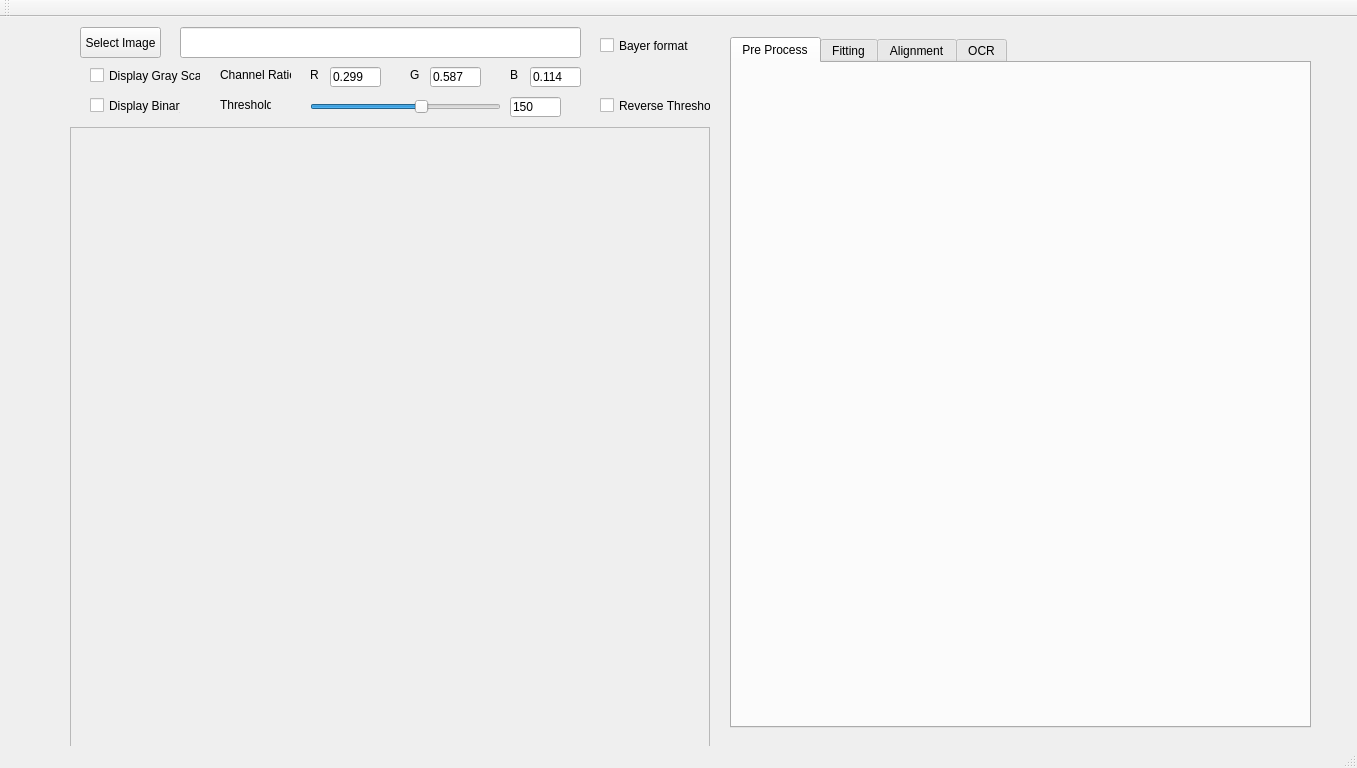
hceng123/VisionLibrary, file VisionWidget/visionwidget.ui: the form before one commit.
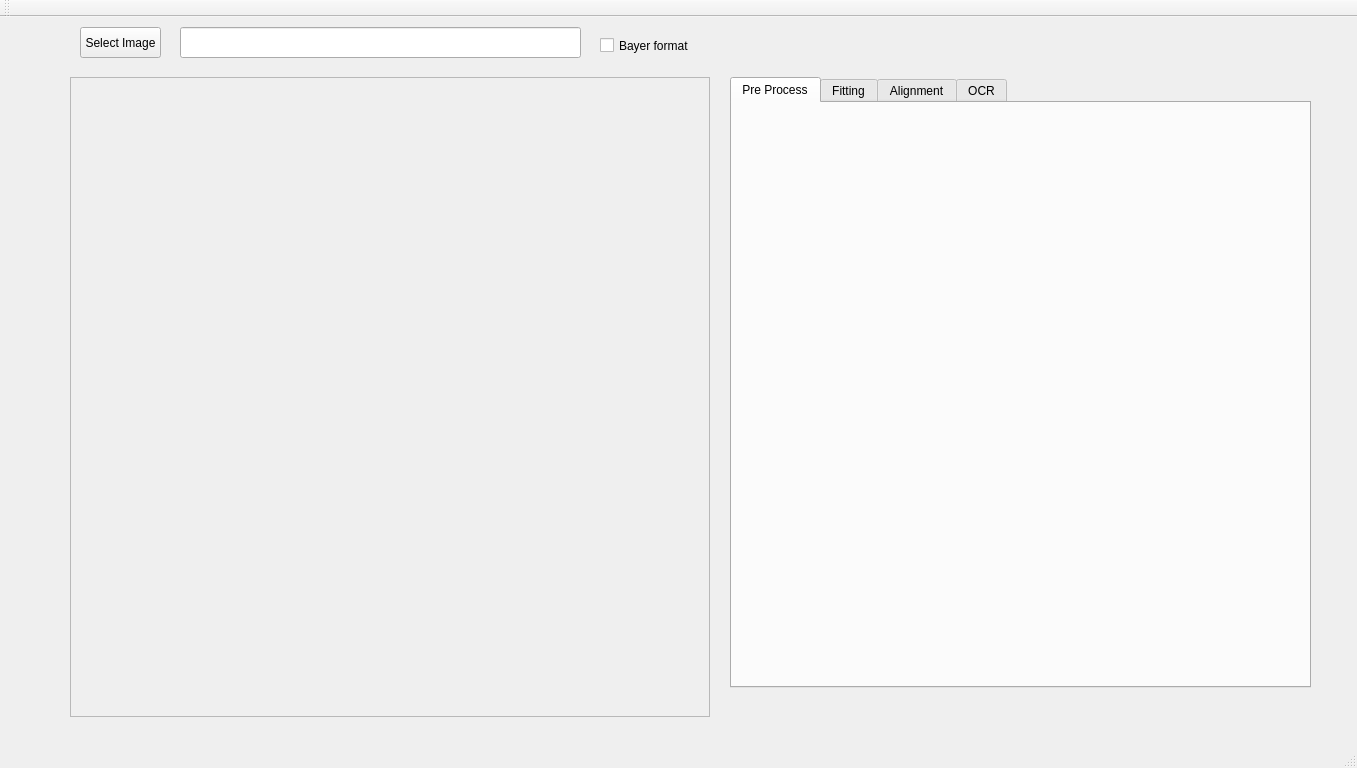
The form after the commit. Custom widgets are drawn as their Qt base class.

```diff
--- a/VisionWidget/visionwidget.ui
+++ b/VisionWidget/visionwidget.ui
@@ -18,7 +18,7 @@
     <property name="geometry">
      <rect>
       <x>70</x>
-      <y>110</y>
+      <y>60</y>
       <width>640</width>
       <height>640</height>
      </rect>
@@ -57,7 +57,7 @@
     <property name="geometry">
      <rect>
       <x>10</x>
-      <y>110</y>
+      <y>60</y>
       <width>50</width>
       <height>461</height>
      </rect>
@@ -67,9 +67,9 @@
     <property name="geometry">
      <rect>
       <x>730</x>
-      <y>20</y>
+      <y>60</y>
       <width>581</width>
-      <height>691</height>
+      <height>611</height>
      </rect>
     </property>
     <property name="currentIndex">
@@ -85,7 +85,7 @@
         <x>10</x>
         <y>10</y>
         <width>561</width>
-        <height>641</height>
+        <height>571</height>
        </rect>
       </property>
       <layout class="QVBoxLayout" name="verticalLayout">
@@ -822,181 +822,6 @@
      <string>Bayer format</string>
     </property>
    </widget>
-   <widget class="QCheckBox" name="checkBoxDisplayGrayScale">
-    <property name="geometry">
-     <rect>
-      <x>90</x>
-      <y>50</y>
-      <width>111</width>
-      <height>17</height>
-     </rect>
-    </property>
-    <property name="text">
-     <string>Display Gray Scale</string>
-    </property>
-   </widget>
-   <widget class="QCheckBox" name="checkBoxDisplayBinary">
-    <property name="geometry">
-     <rect>
-      <x>90</x>
-      <y>80</y>
-      <width>91</width>
-      <height>17</height>
-     </rect>
-    </property>
-    <property name="text">
-     <string>Display Binary</string>
-    </property>
-   </widget>
-   <widget class="QLabel" name="labelChannelRatio">
-    <property name="geometry">
-     <rect>
-      <x>220</x>
-      <y>50</y>
-      <width>71</width>
-      <height>16</height>
-     </rect>
-    </property>
-    <property name="text">
-     <string>Channel Ratio</string>
-    </property>
-   </widget>
-   <widget class="QLabel" name="labelRChannel">
-    <property name="geometry">
-     <rect>
-      <x>310</x>
-      <y>50</y>
-      <width>16</width>
-      <height>16</height>
-     </rect>
-    </property>
-    <property name="text">
-     <string>R</string>
-    </property>
-   </widget>
-   <widget class="QLineEdit" name="lineEditRRatio">
-    <property name="geometry">
-     <rect>
-      <x>330</x>
-      <y>50</y>
-      <width>51</width>
-      <height>20</height>
-     </rect>
-    </property>
-    <property name="text">
-     <string>0.299</string>
-    </property>
-   </widget>
-   <widget class="QLabel" name="labelGChannel">
-    <property name="geometry">
-     <rect>
-      <x>410</x>
-      <y>50</y>
-      <width>16</width>
-      <height>16</height>
-     </rect>
-    </property>
-    <property name="text">
-     <string>G</string>
-    </property>
-   </widget>
-   <widget class="QLineEdit" name="lineEditGRatio">
-    <property name="geometry">
-     <rect>
-      <x>430</x>
-      <y>50</y>
-      <width>51</width>
-      <height>20</height>
-     </rect>
-    </property>
-    <property name="text">
-     <string>0.587</string>
-    </property>
-   </widget>
-   <widget class="QLabel" name="labelBChannel">
-    <property name="geometry">
-     <rect>
-      <x>510</x>
-      <y>50</y>
-      <width>16</width>
-      <height>16</height>
-     </rect>
-    </property>
-    <property name="text">
-     <string>B</string>
-    </property>
-   </widget>
-   <widget class="QLineEdit" name="lineEditBRatio">
-    <property name="geometry">
-     <rect>
-      <x>530</x>
-      <y>50</y>
-      <width>51</width>
-      <height>20</height>
-     </rect>
-    </property>
-    <property name="text">
-     <string>0.114</string>
-    </property>
-   </widget>
-   <widget class="QSlider" name="sliderThreshold">
-    <property name="geometry">
-     <rect>
-      <x>310</x>
-      <y>80</y>
-      <width>191</width>
-      <height>19</height>
-     </rect>
-    </property>
-    <property name="maximum">
-     <number>255</number>
-    </property>
-    <property name="value">
-     <number>150</number>
-    </property>
-    <property name="orientation">
-     <enum>Qt::Horizontal</enum>
-    </property>
-   </widget>
-   <widget class="QLabel" name="labelBinaryThreshold">
-    <property name="geometry">
-     <rect>
-      <x>220</x>
-      <y>80</y>
-      <width>51</width>
-      <height>16</height>
-     </rect>
-    </property>
-    <property name="text">
-     <string>Threshold</string>
-    </property>
-   </widget>
-   <widget class="QLineEdit" name="lineEditBinaryThreshold">
-    <property name="geometry">
-     <rect>
-      <x>510</x>
-      <y>80</y>
-      <width>51</width>
-      <height>20</height>
-     </rect>
-    </property>
-    <property name="text">
-     <string>150</string>
-    </property>
-   </widget>
-   <widget class="QCheckBox" name="checkBoxReverseThres">
-    <property name="geometry">
-     <rect>
-      <x>600</x>
-      <y>80</y>
-      <width>111</width>
-      <height>17</height>
-     </rect>
-    </property>
-    <property name="text">
-     <string>Reverse Threshold</string>
-    </property>
-   </widget>
   </widget>
   <widget class="QMenuBar" name="menuBar">
    <property name="geometry">
```
